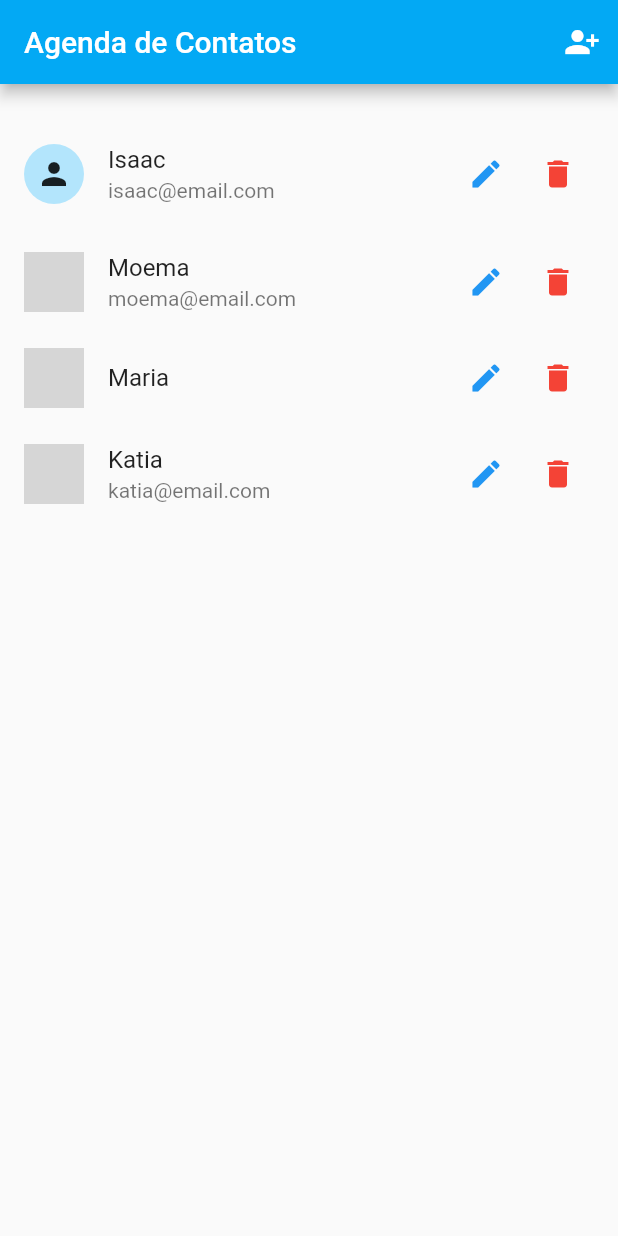
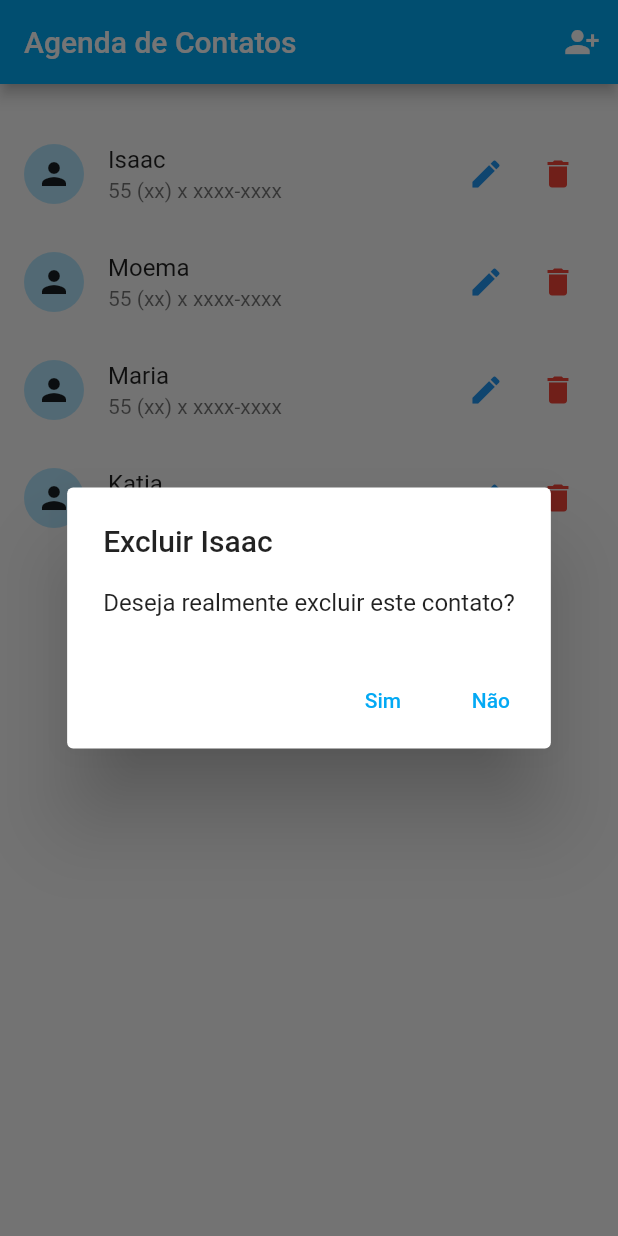
Before and after one commit to isaacscardoso/address-book-app, a Flutter app: the screen it shows after launch, after a tap on the "delete" icon, on a phone screen of 412 x 824 dp. Run offline on Flutter 3.47's test engine with Material 2 defaults, Android fonts, the phone set to English and light mode, and no system bars; grey boxes are pictures that could not be loaded.

```diff
--- a/lib/components/user_avatar.dart
+++ b/lib/components/user_avatar.dart
@@ -7,7 +7,7 @@ class UserAvatar extends StatelessWidget {
 
   @override
   Widget build(BuildContext context) {
-    if (avatar == null || avatar!.isEmpty) {
+    if (avatar == null || (avatar != null && avatar!.isEmpty)) {
       return const CircleAvatar(child: Icon(Icons.person));
     }
     return CircleAvatar(
--- a/lib/components/user_tile.dart
+++ b/lib/components/user_tile.dart
@@ -1,7 +1,9 @@
 import 'package:address_book_app/components/user_avatar.dart';
 import 'package:address_book_app/models/user.dart';
+import 'package:address_book_app/provider/user_provider.dart';
 import 'package:address_book_app/routes/app_routes.dart';
 import 'package:flutter/material.dart';
+import 'package:provider/provider.dart';
 
 class UserTile extends StatelessWidget {
   const UserTile({Key? key, required this.user}) : super(key: key);
@@ -13,8 +15,7 @@ class UserTile extends StatelessWidget {
     return ListTile(
       leading: UserAvatar(avatar: user.avatarUrl),
       title: Text(user.name),
-      subtitle:
-          user.email == null || user.email!.isEmpty ? null : Text(user.email!),
+      subtitle: user.phone.isEmpty ? null : Text(user.phone),
       trailing: Row(
         mainAxisSize: MainAxisSize.min,
         children: <Widget>[
@@ -28,7 +29,29 @@ class UserTile extends StatelessWidget {
             icon: const Icon(Icons.edit, color: Colors.blue),
           ),
           IconButton(
-            onPressed: () {},
+            onPressed: () {
+              showDialog(
+                context: context,
+                builder: (context) => AlertDialog(
+                  title: Text('Excluir ${user.name}'),
+                  content: const Text('Deseja realmente excluir este contato?'),
+                  actions: <Widget>[
+                    TextButton(
+                      child: const Text('Sim'),
+                      onPressed: () => Navigator.of(context).pop(true),
+                    ),
+                    TextButton(
+                      child: const Text('Não'),
+                      onPressed: () => Navigator.of(context).pop(false),
+                    ),
+                  ],
+                ),
+              ).then((confirmed) {
+                if (confirmed) {
+                  Provider.of<UserProvider>(context, listen: false).remove(user);
+                }
+              });
+            },
             icon: const Icon(Icons.delete, color: Colors.red),
           ),
         ],
--- a/lib/data/dummy_users.dart
+++ b/lib/data/dummy_users.dart
@@ -6,29 +6,27 @@ const Map<String, User> dummyUsers = {
     name: 'Isaac',
     phone: '55 (xx) x xxxx-xxxx',
     email: 'isaac@email.com',
+    avatarUrl: '',
   ),
   '2': User(
     id: '2',
     name: 'Moema',
     phone: '55 (xx) x xxxx-xxxx',
     email: 'moema@email.com',
-    avatarUrl:
-        'https://lh3.googleusercontent.com/lPv5xIo2XRybK-GaHDj9MEm5EBhIelurfjcWARFHiiu1OIoVhbxgJArXMDKBrOmRpXP9HzpUWgRNppBaVjE6EAyb',
+    avatarUrl: '',
   ),
   '3': User(
     id: '3',
     name: 'Maria',
     phone: '55 (xx) x xxxx-xxxx',
     email: '',
-    avatarUrl:
-        'https://lh3.googleusercontent.com/aWh8r7tzVGjuBL7KLt_JsCHjSjdAMfsH2YLTxSO7mrOQSrA4hVR051x-CP2Fh76SnHKQbdPOBJjAFvYxdKW0Z9ax',
+    avatarUrl: '',
   ),
   '4': User(
     id: '4',
     name: 'Katia',
     phone: '55 (xx) x xxxx-xxxx',
     email: 'katia@email.com',
-    avatarUrl:
-        'https://lh3.googleusercontent.com/lITWrBmk17F1fVAb1tDGFnnNaNWvPGV7r-KKQO7QHyFUXglCYIF4nKPC_z7K-XnEL47I29l2OY8LaqQRR67iV_0eCKU',
+    avatarUrl: '',
   ),
 };
--- a/lib/models/user.dart
+++ b/lib/models/user.dart
@@ -1,16 +1,16 @@
 class User {
-  final String id;
+  final String? id;
+  final String? email;
+  final String? avatarUrl;
   final String name;
   final String phone;
-  final String? email;
-  final String? avatarUrl;
 
   const User({
-    required this.id,
+    this.id,
+    this.email,
+    this.avatarUrl,
     required this.name,
     required this.phone,
-    this.email,
-    this.avatarUrl,
   });
 
   @override
```
Also changed, not shown: lib/provider/user_provider.dart (+5 -3 lines), lib/views/user_form.dart (+30 -5 lines).
